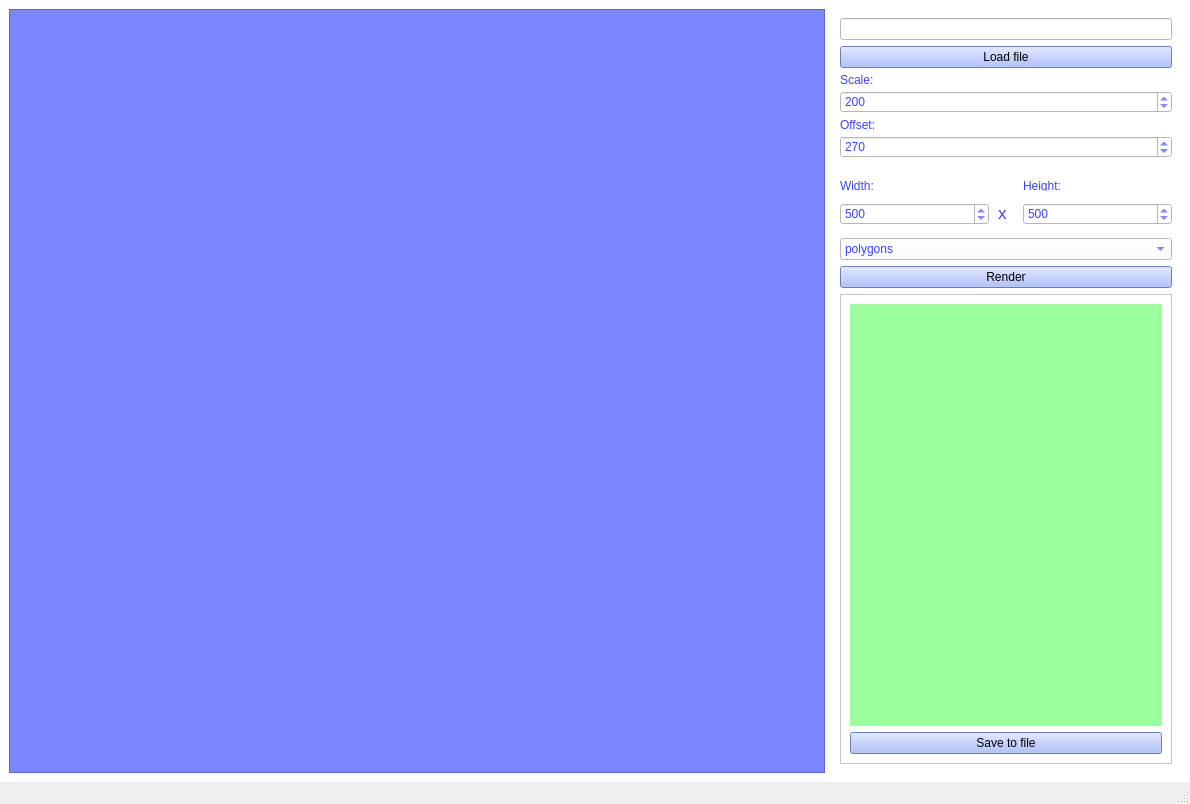
Above: gui/mainwindow.ui from aomiki/computer-graphics before the change. Below: the same form after it.
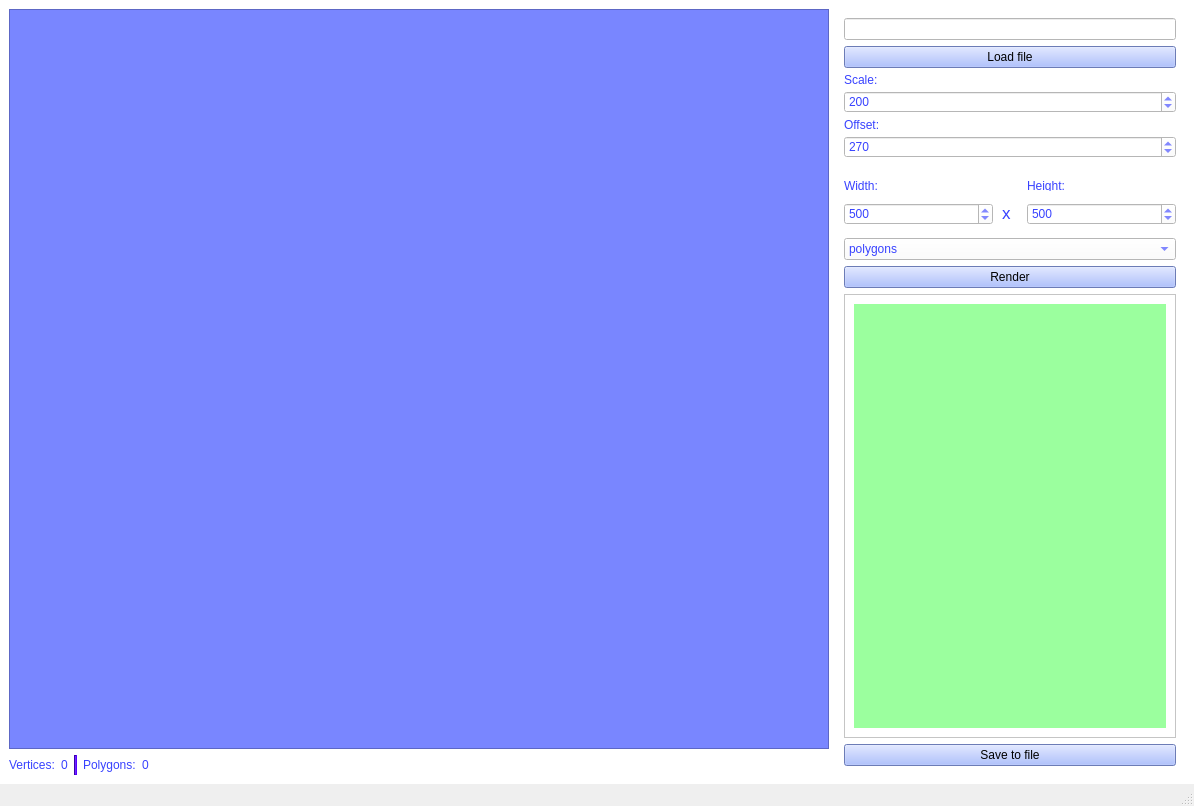
That is the form after the change.

Commit message: info bar in gui

The edit to the form file:
```diff
--- a/gui/mainwindow.ui
+++ b/gui/mainwindow.ui
@@ -6,12 +6,12 @@
    <rect>
     <x>0</x>
     <y>0</y>
-    <width>1190</width>
-    <height>804</height>
+    <width>1194</width>
+    <height>806</height>
    </rect>
   </property>
   <property name="windowTitle">
-   <string>MainWindow</string>
+   <string>Renderer</string>
   </property>
   <widget class="QWidget" name="centralwidget">
    <property name="styleSheet">
@@ -19,6 +19,8 @@
    </property>
    <layout class="QHBoxLayout" name="horizontalLayout">
     <item>
+     <layout class="QVBoxLayout" name="verticalLayout_graphicsView">
+      <item>
      <widget class="QGraphicsView" name="graphicsView_image">
       <property name="styleSheet">
        <string notr="true">background-color: rgb(121, 134, 255);</string>
@@ -32,6 +34,78 @@
      </widget>
     </item>
     <item>
+       <layout class="QHBoxLayout" name="horizontalLayout_3">
+        <item>
+         <widget class="QLabel" name="label_vertexCountLabel">
+          <property name="styleSheet">
+           <string notr="true">color: rgb(56, 66, 255);</string>
+          </property>
+          <property name="text">
+           <string>Vertices:</string>
+          </property>
+         </widget>
+        </item>
+        <item>
+         <widget class="QLabel" name="label_vertexCount">
+          <property name="styleSheet">
+           <string notr="true">color: rgb(56, 66, 255);</string>
+          </property>
+          <property name="text">
+           <string>0</string>
+          </property>
+         </widget>
+        </item>
+        <item>
+         <widget class="Line" name="line">
+          <property name="styleSheet">
+           <string notr="true">background-color: rgb(85, 0, 255);</string>
+          </property>
+          <property name="lineWidth">
+           <number>1</number>
+          </property>
+          <property name="orientation">
+           <enum>Qt::Orientation::Vertical</enum>
+          </property>
+         </widget>
+        </item>
+        <item>
+         <widget class="QLabel" name="label_polygonCountLabel">
+          <property name="styleSheet">
+           <string notr="true">color: rgb(56, 66, 255);</string>
+          </property>
+          <property name="text">
+           <string>Polygons:</string>
+          </property>
+         </widget>
+        </item>
+        <item>
+         <widget class="QLabel" name="label_polygonCount">
+          <property name="styleSheet">
+           <string notr="true">color: rgb(56, 66, 255);</string>
+          </property>
+          <property name="text">
+           <string>0</string>
+          </property>
+         </widget>
+        </item>
+        <item>
+         <spacer name="horizontalSpacer_2">
+          <property name="orientation">
+           <enum>Qt::Orientation::Horizontal</enum>
+          </property>
+          <property name="sizeHint" stdset="0">
+           <size>
+            <width>40</width>
+            <height>20</height>
+           </size>
+          </property>
+         </spacer>
+        </item>
+       </layout>
+      </item>
+     </layout>
+    </item>
+    <item>
      <widget class="QWidget" name="controlpanel" native="true">
       <property name="maximumSize">
        <size>
@@ -316,7 +390,7 @@
             <x>0</x>
             <y>0</y>
             <width>338</width>
-            <height>385</height>
+            <height>350</height>
            </rect>
           </property>
           <layout class="QVBoxLayout" name="verticalLayout_2">
@@ -337,6 +411,10 @@
              </property>
             </widget>
            </item>
+          </layout>
+         </widget>
+        </widget>
+       </item>
            <item>
             <widget class="QPushButton" name="button_save">
              <property name="styleSheet">
@@ -350,10 +428,6 @@
            </item>
           </layout>
          </widget>
-        </widget>
-       </item>
-      </layout>
-     </widget>
     </item>
    </layout>
   </widget>
@@ -362,7 +436,7 @@
     <rect>
      <x>0</x>
      <y>0</y>
-     <width>1190</width>
+     <width>1194</width>
      <height>27</height>
     </rect>
    </property>
```
Lines whose indentation alone changed are shown as unchanged. The commit also changes 1 other file.
